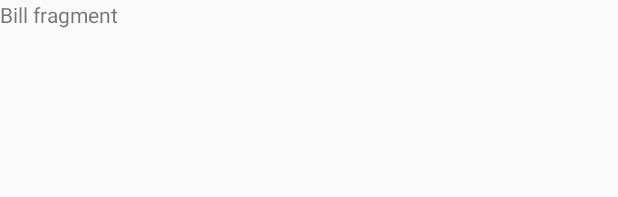
After one commit to 9ae/bowls-gradle, an Android app: the layout fragment_bill.xml on its own in the app's theme, with its tools: preview values and no code run, on a phone screen of 412 x 824 dp. The commit adds this screen. Shown: the top 197 px of the screen. Run offline under Robolectric (Android 15) with nearby library versions, the phone set to English and light mode, and no system bars.

Commit message:
new setup for 2.0

```diff
--- a/bowls2/src/main/AndroidManifest.xml
+++ b/bowls2/src/main/AndroidManifest.xml
@@ -8,7 +8,7 @@
         android:label="@string/app_name"
         android:theme="@style/AppTheme" >
         <activity
-            android:name=".MasterActivity"
+            android:name="me.valour.bowls.activities.MasterActivity"
             android:label="@string/app_name" >
             <intent-filter>
                 <action android:name="android.intent.action.MAIN" />
--- /dev/null
+++ b/bowls2/src/main/res/layout/fragment_bill.xml
@@ -0,0 +1,10 @@
+<RelativeLayout xmlns:android="http://schemas.android.com/apk/res/android"
+    xmlns:tools="http://schemas.android.com/tools"
+    android:layout_width="match_parent"
+    android:layout_height="match_parent"
+    tools:context=".MasterActivityFragment">
+
+    <TextView android:text="Bill fragment" android:layout_width="wrap_content"
+        android:layout_height="wrap_content" />
+
+</RelativeLayout>
--- /dev/null
+++ b/bowls2/src/main/res/layout/fragment_table.xml
@@ -0,0 +1,6 @@
+<?xml version="1.0" encoding="utf-8"?>
+<FrameLayout xmlns:android="http://schemas.android.com/apk/res/android"
+    android:layout_width="match_parent"
+    android:layout_height="match_parent">
+
+</FrameLayout>
--- a/bowls2/src/main/res/values/styles.xml
+++ b/bowls2/src/main/res/values/styles.xml
@@ -1,7 +1,7 @@
 <resources>
 
     <!-- Base application theme. -->
-    <style name="AppTheme" parent="Theme.AppCompat.Light.DarkActionBar">
+    <style name="AppTheme" parent="Theme.AppCompat.Light.NoActionBar">
         <!-- Customize your theme here. -->
     </style>
 
```
Also changed, not shown: bowls2/src/main/java/me/valour/bowls/MasterActivity.java (deleted, +0 -39 lines), bowls2/src/main/java/me/valour/bowls/activities/MasterActivity.java (added, +22 -0 lines), bowls2/src/main/java/me/valour/bowls/fragments/BillFragment.java (renamed from bowls2/src/main/java/me/valour/bowls/MasterActivityFragment.java, +7 -5 lines), bowls2/src/main/java/me/valour/bowls/fragments/TableFragment.java (added, +19 -0 lines), bowls2/src/main/res/layout/activity_master.xml (+18 -4 lines), bowls2/src/main/res/layout/fragment_master.xml (deleted, +0 -11 lines), 1 other file.
